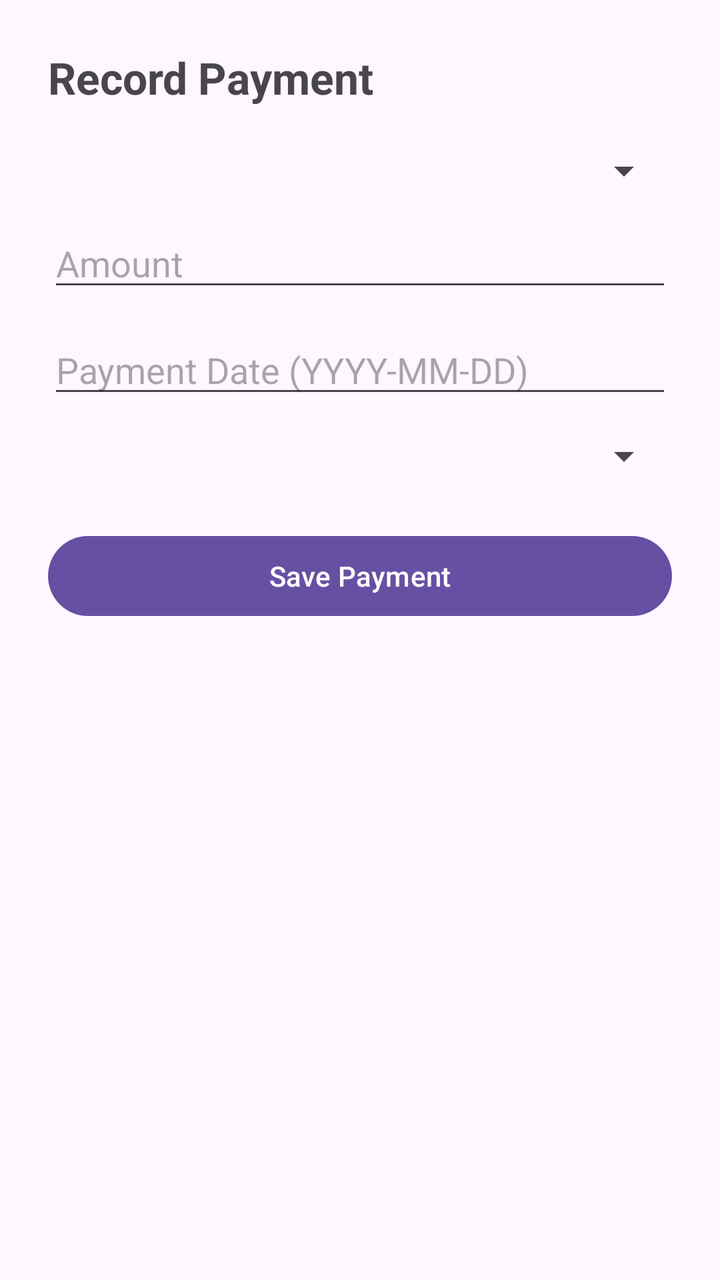
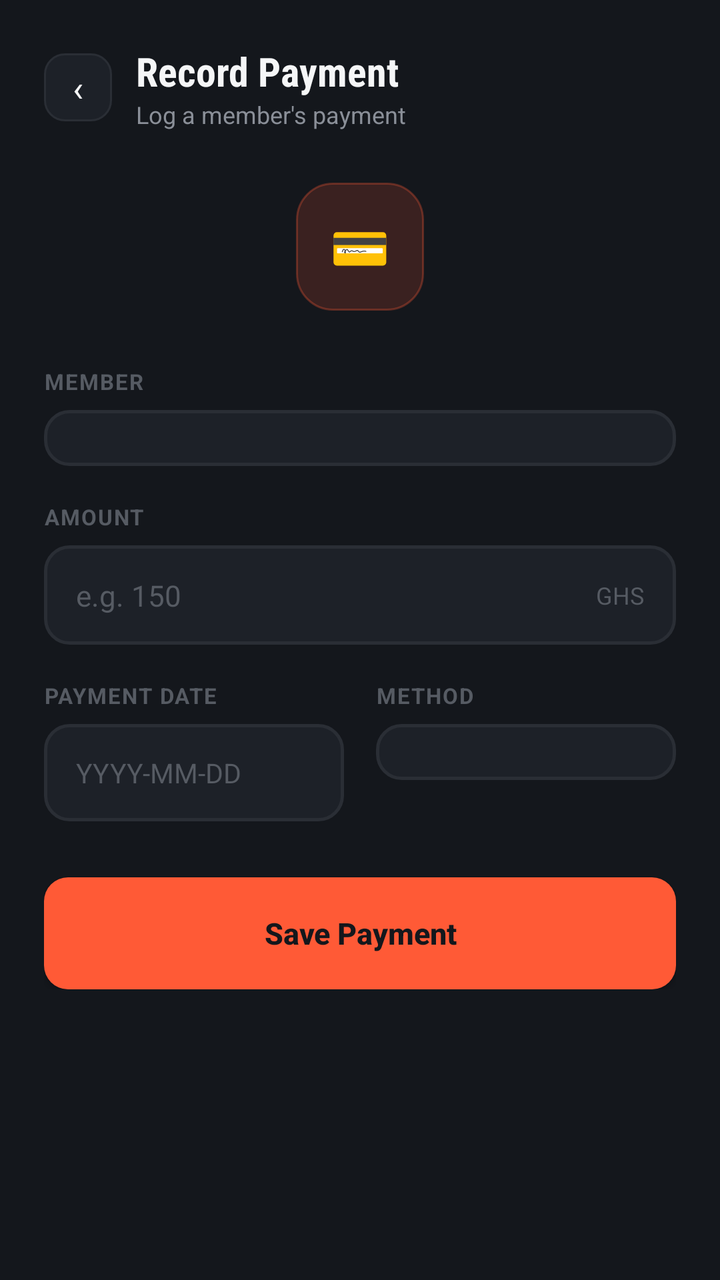

Two renders of the same Android screen: before a commit and after it. Below are the layout's source before the change and the commit's diff.
<!-- AndroidManifest.xml: application theme Theme.GymMembershipSystem -->
<!-- res/layout/activity_add_edit_payment.xml -->
<?xml version="1.0" encoding="utf-8"?>
<LinearLayout xmlns:android="http://schemas.android.com/apk/res/android"
    android:layout_width="match_parent"
    android:layout_height="match_parent"
    android:orientation="vertical"
    android:padding="24dp">

    <TextView
        android:layout_width="wrap_content"
        android:layout_height="wrap_content"
        android:text="Record Payment"
        android:textSize="22sp"
        android:textStyle="bold"
        android:layout_marginBottom="20dp" />

    <Spinner
        android:id="@+id/spinnerMember"
        android:layout_width="match_parent"
        android:layout_height="wrap_content" />

    <EditText
        android:id="@+id/editAmount"
        android:layout_width="match_parent"
        android:layout_height="wrap_content"
        android:layout_marginTop="12dp"
        android:hint="Amount"
        android:inputType="numberDecimal" />

    <EditText
        android:id="@+id/editPaymentDate"
        android:layout_width="match_parent"
        android:layout_height="wrap_content"
        android:layout_marginTop="12dp"
        android:hint="Payment Date (YYYY-MM-DD)"
        android:focusable="false"
        android:inputType="none" />

    <Spinner
        android:id="@+id/spinnerMethod"
        android:layout_width="match_parent"
        android:layout_height="wrap_content"
        android:layout_marginTop="12dp" />

    <Button
        android:id="@+id/btnSavePayment"
        android:layout_width="match_parent"
        android:layout_height="wrap_content"
        android:layout_marginTop="24dp"
        android:text="Save Payment" />

</LinearLayout>
<!-- resources referenced by this layout -->
<resources>
  <style name="Theme.GymMembershipSystem" parent="Base.Theme.GymMembershipSystem" />
  <style name="Base.Theme.GymMembershipSystem" parent="Theme.Material3.DayNight.NoActionBar">
          
          
      </style>
</resources>

<!-- the commit's change to res/layout/activity_add_edit_payment.xml (unified diff, before → after) -->
@@ -1,51 +1,206 @@
 <?xml version="1.0" encoding="utf-8"?>
-<LinearLayout xmlns:android="http://schemas.android.com/apk/res/android"
+<ScrollView xmlns:android="http://schemas.android.com/apk/res/android"
     android:layout_width="match_parent"
     android:layout_height="match_parent"
-    android:orientation="vertical"
-    android:padding="24dp">
-
-    <TextView
-        android:layout_width="wrap_content"
-        android:layout_height="wrap_content"
-        android:text="Record Payment"
-        android:textSize="22sp"
-        android:textStyle="bold"
-        android:layout_marginBottom="20dp" />
-
-    <Spinner
-        android:id="@+id/spinnerMember"
-        android:layout_width="match_parent"
-        android:layout_height="wrap_content" />
-
-    <EditText
-        android:id="@+id/editAmount"
+    android:background="@color/bg_dark">
+
+    <LinearLayout
         android:layout_width="match_parent"
         android:layout_height="wrap_content"
-        android:layout_marginTop="12dp"
-        android:hint="Amount"
-        android:inputType="numberDecimal" />
-
-    <EditText
-        android:id="@+id/editPaymentDate"
-        android:layout_width="match_parent"
-        android:layout_height="wrap_content"
-        android:layout_marginTop="12dp"
-        android:hint="Payment Date (YYYY-MM-DD)"
-        android:focusable="false"
-        android:inputType="none" />
-
-    <Spinner
-        android:id="@+id/spinnerMethod"
-        android:layout_width="match_parent"
-        android:layout_height="wrap_content"
-        android:layout_marginTop="12dp" />
-
-    <Button
-        android:id="@+id/btnSavePayment"
-        android:layout_width="match_parent"
-        android:layout_height="wrap_content"
-        android:layout_marginTop="24dp"
-        android:text="Save Payment" />
-
-</LinearLayout>
+        android:orientation="vertical"
+        android:padding="22dp"
+        android:paddingTop="50dp">
+
+        <LinearLayout
+            android:layout_width="match_parent"
+            android:layout_height="wrap_content"
+            android:orientation="horizontal"
+            android:gravity="center_vertical"
+            android:layout_marginBottom="26dp">
+
+            <TextView
+                android:id="@+id/btnBack"
+                android:layout_width="34dp"
+                android:layout_height="34dp"
+                android:background="@drawable/bg_back_chip"
+                android:gravity="center"
+                android:text="‹"
+                android:textColor="@color/text_primary"
+                android:textSize="18sp"
+                android:clickable="true"
+                android:focusable="true" />
+
+            <LinearLayout
+                android:layout_width="0dp"
+                android:layout_height="wrap_content"
+                android:layout_weight="1"
+                android:orientation="vertical"
+                android:layout_marginStart="12dp">
+
+                <TextView
+                    android:layout_width="wrap_content"
+                    android:layout_height="wrap_content"
+                    android:text="Record Payment"
+                    android:textColor="@color/text_primary"
+                    android:textSize="20sp"
+                    android:fontFamily="sans-serif-condensed"
+                    android:textStyle="bold" />
+
+                <TextView
+                    android:layout_width="wrap_content"
+                    android:layout_height="wrap_content"
+                    android:text="Log a member's payment"
+                    android:textColor="@color/text_secondary"
+                    android:textSize="12sp" />
+
+            </LinearLayout>
+
+        </LinearLayout>
+
+        <TextView
+            android:layout_width="64dp"
+            android:layout_height="64dp"
+            android:layout_gravity="center_horizontal"
+            android:background="@drawable/bg_icon_preview"
+            android:gravity="center"
+            android:text="💳"
+            android:textSize="24sp"
+            android:layout_marginBottom="28dp" />
+
+        <TextView
+            android:layout_width="wrap_content"
+            android:layout_height="wrap_content"
+            android:text="MEMBER"
+            android:textColor="@color/text_muted"
+            android:textSize="11sp"
+            android:letterSpacing="0.06"
+            android:textStyle="bold"
+            android:layout_marginBottom="7dp" />
+
+        <Spinner
+            android:id="@+id/spinnerMember"
+            android:layout_width="match_parent"
+            android:layout_height="wrap_content"
+            android:background="@drawable/bg_field_row"
+            android:padding="14dp"
+            android:layout_marginBottom="18dp" />
+
+        <TextView
+            android:layout_width="wrap_content"
+            android:layout_height="wrap_content"
+            android:text="AMOUNT"
+            android:textColor="@color/text_muted"
+            android:textSize="11sp"
+            android:letterSpacing="0.06"
+            android:textStyle="bold"
+            android:layout_marginBottom="7dp" />
+
+        <LinearLayout
+            android:layout_width="match_parent"
+            android:layout_height="wrap_content"
+            android:orientation="horizontal"
+            android:gravity="center_vertical"
+            android:background="@drawable/edittext_selector"
+            android:layout_marginBottom="18dp">
+
+            <EditText
+                android:id="@+id/editAmount"
+                android:layout_width="0dp"
+                android:layout_height="wrap_content"
+                android:layout_weight="1"
+                android:background="@android:color/transparent"
+                android:hint="e.g. 150"
+                android:inputType="numberDecimal"
+                android:textColor="@color/text_primary"
+                android:textColorHint="@color/text_muted"
+                android:textSize="14.5sp"
+                android:padding="0dp" />
+
+            <TextView
+                android:layout_width="wrap_content"
+                android:layout_height="wrap_content"
+                android:text="GHS"
+                android:textColor="@color/text_muted"
+                android:textSize="12sp" />
+
+        </LinearLayout>
+
+        <LinearLayout
+            android:layout_width="match_parent"
+            android:layout_height="wrap_content"
+            android:orientation="horizontal">
+
+            <LinearLayout
+                android:layout_width="0dp"
+                android:layout_height="wrap_content"
+                android:layout_weight="1"
+                android:orientation="vertical"
+                android:layout_marginEnd="8dp">
+
+                <TextView
+                    android:layout_width="wrap_content"
+                    android:layout_height="wrap_content"
+                    android:text="PAYMENT DATE"
+                    android:textColor="@color/text_muted"
+                    android:textSize="11sp"
+                    android:letterSpacing="0.06"
+                    android:textStyle="bold"
+                    android:layout_marginBottom="7dp" />
+
+                <EditText
+                    android:id="@+id/editPaymentDate"
+                    android:layout_width="match_parent"
+                    android:layout_height="wrap_content"
+                    android:background="@drawable/edittext_selector"
+                    android:hint="YYYY-MM-DD"
+                    android:focusable="false"
+                    android:inputType="none"
+                    android:textColor="@color/text_primary"
+                    android:textColorHint="@color/text_muted"
+                    android:textSize="13.5sp" />
+
+            </LinearLayout>
+
+            <LinearLayout
+                android:layout_width="0dp"
+                android:layout_height="wrap_content"
+                android:layout_weight="1"
+                android:orientation="vertical"
+                android:layout_marginStart="8dp">
+
+                <TextView
+                    android:layout_width="wrap_content"
+                    android:layout_height="wrap_content"
+                    android:text="METHOD"
+                    android:textColor="@color/text_muted"
+                    android:textSize="11sp"
+                    android:letterSpacing="0.06"
+                    android:textStyle="bold"
+                    android:layout_marginBottom="7dp" />
+
+                <Spinner
+                    android:id="@+id/spinnerMethod"
+                    android:layout_width="match_parent"
+                    android:layout_height="wrap_content"
+                    android:background="@drawable/bg_field_row"
+                    android:padding="14dp" />
+
+            </LinearLayout>
+
+        </LinearLayout>
+
+        <androidx.appcompat.widget.AppCompatButton
+            android:id="@+id/btnSavePayment"
+            android:layout_width="match_parent"
+            android:layout_height="56dp"
+            android:layout_marginTop="28dp"
+            android:background="@drawable/bg_button_orange"
+            android:text="Save Payment"
+            android:textAllCaps="false"
+            android:textColor="@color/bg_dark"
+            android:textSize="15sp"
+            android:textStyle="bold" />
+
+    </LinearLayout>
+
+</ScrollView>
<!-- resource entries referenced after the edit -->
@@ -1,6 +1,64 @@
 <!-- resources referenced by this layout -->
 <resources>
+  <color name="bg_dark">#14171C</color>
+  <color name="text_muted">#565B63</color>
+  <color name="text_primary">#F5F6F7</color>
+  <color name="text_secondary">#8A8F98</color>
+  <!-- drawable bg_back_chip (drawable) -->
+  <?xml version="1.0" encoding="utf-8"?>
+  <shape xmlns:android="http://schemas.android.com/apk/res/android" android:shape="rectangle">
+      <solid android:color="@color/surface_dark" />
+      <stroke android:width="1dp" android:color="@color/border_dark" />
+      <corners android:radius="10dp" />
+  </shape>
+  <!-- drawable bg_button_orange (drawable) -->
+  <?xml version="1.0" encoding="utf-8"?>
+  <shape xmlns:android="http://schemas.android.com/apk/res/android" android:shape="rectangle">
+      <solid android:color="@color/accent_orange" />
+      <corners android:radius="12dp" />
+  </shape>
+  <!-- drawable bg_field_row (drawable) -->
+  <?xml version="1.0" encoding="utf-8"?>
+  <shape xmlns:android="http://schemas.android.com/apk/res/android" android:shape="rectangle">
+      <solid android:color="@color/surface_dark" />
+      <stroke android:width="1.5dp" android:color="@color/border_dark" />
+      <corners android:radius="12dp" />
+  </shape>
+  <!-- drawable bg_icon_preview (drawable) -->
+  <?xml version="1.0" encoding="utf-8"?>
+  <shape xmlns:android="http://schemas.android.com/apk/res/android" android:shape="rectangle">
+      <solid android:color="@color/accent_orange_tint" />
+      <stroke android:width="1dp" android:color="@color/reports_border" />
+      <corners android:radius="18dp" />
+  </shape>
+  <!-- drawable edittext_selector (drawable) -->
+  <?xml version="1.0" encoding="utf-8"?>
+  <selector xmlns:android="http://schemas.android.com/apk/res/android">
+      <item android:state_focused="true" android:drawable="@drawable/bg_edittext_focused" />
+      <item android:drawable="@drawable/bg_edittext_default" />
+  </selector>
   <style name="Theme.GymMembershipSystem" parent="Base.Theme.GymMembershipSystem" />
+  <color name="surface_dark">#1D2128</color>
+  <color name="border_dark">#2A2E35</color>
+  <color name="accent_orange">#FF5A36</color>
+  <color name="accent_orange_tint">#29FF5A36</color>
+  <color name="reports_border">#4DFF5A36</color>
+  <!-- drawable bg_edittext_focused (drawable) -->
+  <?xml version="1.0" encoding="utf-8"?>
+  <shape xmlns:android="http://schemas.android.com/apk/res/android" android:shape="rectangle">
+      <solid android:color="@color/surface_dark" />
+      <stroke android:width="1.5dp" android:color="@color/accent_orange" />
+      <corners android:radius="12dp" />
+      <padding android:left="16dp" android:top="15dp" android:right="16dp" android:bottom="15dp" />
+  </shape>
+  <!-- drawable bg_edittext_default (drawable) -->
+  <?xml version="1.0" encoding="utf-8"?>
+  <shape xmlns:android="http://schemas.android.com/apk/res/android" android:shape="rectangle">
+      <solid android:color="@color/surface_dark" />
+      <stroke android:width="1.5dp" android:color="@color/border_dark" />
+      <corners android:radius="12dp" />
+      <padding android:left="16dp" android:top="15dp" android:right="16dp" android:bottom="15dp" />
+  </shape>
   <style name="Base.Theme.GymMembershipSystem" parent="Theme.Material3.DayNight.NoActionBar">
           
           
